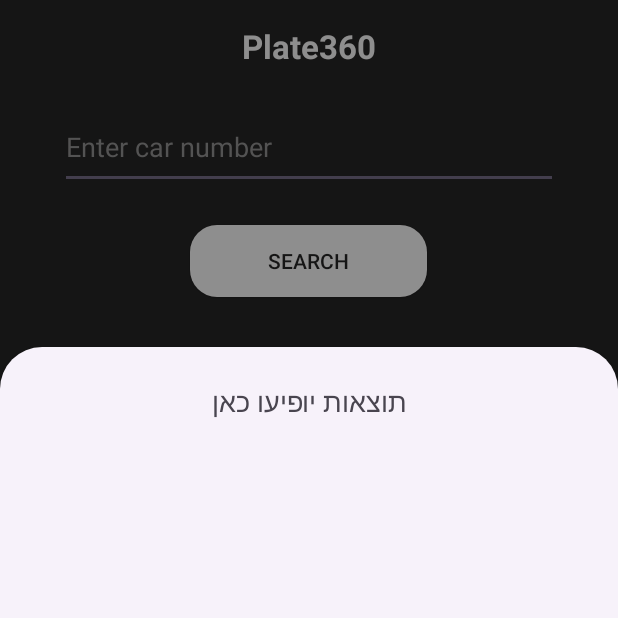
After one commit to avirandabush/plate-360, an Android app: the fragment ResultScreen placed in its activity, on a phone screen of 412 x 824 dp, the top half of it. The commit adds this screen. Run offline under Robolectric (Android 15) with nearby library versions, the light colour scheme and no system bars.

Commit message:
move to MVVM structure.

```diff
--- a/app/src/main/AndroidManifest.xml
+++ b/app/src/main/AndroidManifest.xml
@@ -12,7 +12,7 @@
         android:supportsRtl="true"
         android:theme="@style/Theme.Plate360">
         <activity
-            android:name=".MainActivity"
+            android:name=".ui.MainActivity"
             android:exported="true">
             <intent-filter>
                 <action android:name="android.intent.action.MAIN" />
--- /dev/null
+++ b/app/src/main/java/com/avirandabush/plate360/data/VehicleRepository.kt
@@ -0,0 +1,20 @@
+package com.avirandabush.plate360.data
+
+import com.avirandabush.plate360.model.*
+import com.avirandabush.plate360.network.RetrofitClient
+import retrofit2.Call
+
+class VehicleRepository {
+    private val govApi = RetrofitClient.govApi
+
+    private val vehicleResourceId = "053cea08-09bc-40ec-8f7a-156f0677aff3"
+    private val historyResourceId = "56063a99-8a3e-4ff4-912e-5966c0279bad"
+
+    fun searchVehicle(plate: String): Call<ApiResponse<VehicleRecord>> {
+        return govApi.searchVehicle(vehicleResourceId, plate)
+    }
+
+    fun getVehicleHistory(plate: String): Call<ApiResponse<VehicleHistory>> {
+        return govApi.getVehicleHistory(historyResourceId, plate)
+    }
+}
--- a/app/src/main/java/com/avirandabush/plate360/network/ApiResponse.kt
+++ b/app/src/main/java/com/avirandabush/plate360/model/ApiResponse.kt
@@ -1,4 +1,4 @@
-package com.avirandabush.plate360.network
+package com.avirandabush.plate360.model
 
 data class ApiResponse<T>(
     val result: ResultData<T>
--- a/app/src/main/java/com/avirandabush/plate360/model/VehicleRecord.kt
+++ b/app/src/main/java/com/avirandabush/plate360/model/VehicleRecord.kt
@@ -24,5 +24,5 @@
     val sug_delek_nm: String?,
     val horaat_rishum: String?,
     val moed_aliya_lakvish: String?,
-    val kinuy_mishari: String?
+    val kinuy_mishari: String?,
 )
--- a/app/src/main/java/com/avirandabush/plate360/network/GovApi.kt
+++ b/app/src/main/java/com/avirandabush/plate360/network/GovApi.kt
@@ -1,7 +1,6 @@
 package com.avirandabush.plate360.network
 
-import com.avirandabush.plate360.model.VehicleRecord
-import com.avirandabush.plate360.model.VehicleHistory
+import com.avirandabush.plate360.model.*
 import retrofit2.Call
 import retrofit2.http.GET
 import retrofit2.http.Query
--- /dev/null
+++ b/app/src/main/java/com/avirandabush/plate360/ui/MainActivity.kt
@@ -0,0 +1,94 @@
+package com.avirandabush.plate360.ui
+
+import android.os.Bundle
+import android.view.inputmethod.EditorInfo
+import android.view.inputmethod.InputMethodManager
+import android.widget.Button
+import android.widget.EditText
+import android.widget.TextView
+import androidx.activity.enableEdgeToEdge
+import androidx.activity.viewModels
+import androidx.appcompat.app.AppCompatActivity
+import androidx.core.view.ViewCompat
+import androidx.core.view.WindowInsetsCompat
+import com.avirandabush.plate360.R
+
+class MainActivity : AppCompatActivity() {
+
+    private lateinit var inputPlate: EditText
+    private lateinit var btnSearch: Button
+    private lateinit var textResult: TextView
+    private val viewModel: MainViewModel by viewModels()
+
+    override fun onCreate(savedInstanceState: Bundle?) {
+        super.onCreate(savedInstanceState)
+        enableEdgeToEdge()
+        setContentView(R.layout.activity_main)
+
+        ViewCompat.setOnApplyWindowInsetsListener(findViewById(R.id.main)) { v, insets ->
+            val systemBars = insets.getInsets(WindowInsetsCompat.Type.systemBars())
+            v.setPadding(systemBars.left, systemBars.top, systemBars.right, systemBars.bottom)
+            insets
+        }
+
+        inputPlate = findViewById(R.id.input_plate)
+        btnSearch = findViewById(R.id.btn_search)
+        textResult = findViewById(R.id.text_result)
+
+        btnSearch.setOnClickListener {
+            handleSearch()
+        }
+
+        inputPlate.setOnEditorActionListener { _, actionId, _ ->
+            if (actionId == EditorInfo.IME_ACTION_SEARCH) {
+                handleSearch()
+                true
+            } else false
+        }
+
+        observeViewModel()
+    }
+
+    private fun handleSearch() {
+        val plate = inputPlate.text.toString().trim()
+        if (plate.isNotEmpty()) {
+            viewModel.searchCar(plate)
+            hideKeyboard()
+        } else {
+            textResult.text = "אנא הזן מספר רכב"
+        }
+    }
+
+    private fun observeViewModel() {
+        viewModel.vehicle.observe(this) { record ->
+            if (record != null) {
+                val resultScreen = ResultScreen()
+                resultScreen.show(supportFragmentManager, "ResultScreen")
+//                textResult.text = """
+//                    יצרן: ${record.tozeret_nm}
+//                    דגם: ${record.sug_degem_nm}
+//                    שנת ייצור: ${record.shnat_yitzur}
+//                    סוג דלק: ${record.sug_delek_nm}
+//                """.trimIndent()
+            }
+        }
+
+        viewModel.history.observe(this) { history ->
+            history?.let {
+                textResult.append(
+                    "\n\nהיסטוריה:\nק״מ אחרון: ${it.kilometer_test_aharon ?: "לא זמין"}\n" +
+                            "רישום ראשון: ${it.rishum_rishon_dt ?: "לא זמין"}"
+                )
+            }
+        }
+
+        viewModel.error.observe(this) { errorMsg ->
+            textResult.append("\n\n$errorMsg")
+        }
+    }
+
+    private fun hideKeyboard() {
+        val imm = getSystemService(INPUT_METHOD_SERVICE) as InputMethodManager
+        imm.hideSoftInputFromWindow(inputPlate.windowToken, 0)
+    }
+}
--- /dev/null
+++ b/app/src/main/java/com/avirandabush/plate360/ui/MainViewModel.kt
@@ -0,0 +1,69 @@
+package com.avirandabush.plate360.ui
+
+import androidx.lifecycle.LiveData
+import androidx.lifecycle.MutableLiveData
+import androidx.lifecycle.ViewModel
+import com.avirandabush.plate360.model.*
+import com.avirandabush.plate360.data.VehicleRepository
+import retrofit2.Call
+import retrofit2.Callback
+import retrofit2.Response
+
+class MainViewModel : ViewModel() {
+
+    private val repository = VehicleRepository()
+
+    private val _vehicle = MutableLiveData<VehicleRecord?>()
+    val vehicle: LiveData<VehicleRecord?> get() = _vehicle
+
+    private val _history = MutableLiveData<VehicleHistory?>()
+    val history: LiveData<VehicleHistory?> get() = _history
+
+    private val _error = MutableLiveData<String>()
+    val error: LiveData<String> get() = _error
+
+    fun searchCar(plate: String) {
+        repository.searchVehicle(plate).enqueue(object : Callback<ApiResponse<VehicleRecord>> {
+            override fun onResponse(
+                call: Call<ApiResponse<VehicleRecord>>,
+                response: Response<ApiResponse<VehicleRecord>>
+            ) {
+                if (response.isSuccessful) {
+                    val record = response.body()?.result?.records?.firstOrNull()
+                    _vehicle.postValue(record)
+
+                    // אם מצאנו רכב – נמשוך גם היסטוריה
+                    if (record != null) {
+                        loadHistory(plate)
+                    }
+                } else {
+                    _error.postValue("שגיאה בקבלת נתוני רכב: ${response.code()}")
+                }
+            }
+
+            override fun onFailure(call: Call<ApiResponse<VehicleRecord>>, t: Throwable) {
+                _error.postValue("שגיאה: ${t.message}")
+            }
+        })
+    }
+
+    private fun loadHistory(plate: String) {
+        repository.getVehicleHistory(plate).enqueue(object : Callback<ApiResponse<VehicleHistory>> {
+            override fun onResponse(
+                call: Call<ApiResponse<VehicleHistory>>,
+                response: Response<ApiResponse<VehicleHistory>>
+            ) {
+                if (response.isSuccessful) {
+                    val history = response.body()?.result?.records?.firstOrNull()
+                    _history.postValue(history)
+                } else {
+                    _error.postValue("שגיאה בטעינת היסטוריה: ${response.code()}")
+                }
+            }
+
+            override fun onFailure(call: Call<ApiResponse<VehicleHistory>>, t: Throwable) {
+                _error.postValue("שגיאה בטעינת היסטוריה: ${t.message}")
+            }
+        })
+    }
+}
--- /dev/null
+++ b/app/src/main/java/com/avirandabush/plate360/ui/ResultScreen.kt
@@ -0,0 +1,18 @@
+package com.avirandabush.plate360.ui
+
+import android.os.Bundle
+import android.view.LayoutInflater
+import android.view.View
+import android.view.ViewGroup
+import com.avirandabush.plate360.R
+import com.google.android.material.bottomsheet.BottomSheetDialogFragment
+
+class ResultScreen : BottomSheetDialogFragment() {
+
+    override fun onCreateView(
+        inflater: LayoutInflater, container: ViewGroup?,
+        savedInstanceState: Bundle?
+    ): View {
+        return inflater.inflate(R.layout.result_screen, container, false)
+    }
+}
--- a/app/src/main/res/layout/activity_main.xml
+++ b/app/src/main/res/layout/activity_main.xml
@@ -6,7 +6,7 @@
     android:layout_width="match_parent"
     android:layout_height="match_parent"
     android:background="#0D1B2A"
-    tools:context=".MainActivity">
+    tools:context=".ui.MainActivity">
 
     <LinearLayout
         android:layout_width="match_parent"
--- /dev/null
+++ b/app/src/main/res/layout/result_screen.xml
@@ -0,0 +1,28 @@
+<?xml version="1.0" encoding="utf-8"?>
+<androidx.constraintlayout.widget.ConstraintLayout xmlns:android="http://schemas.android.com/apk/res/android"
+    xmlns:app="http://schemas.android.com/apk/res-auto"
+    android:layout_width="match_parent"
+    android:layout_height="match_parent">
+
+    <LinearLayout
+        android:layout_width="match_parent"
+        android:layout_height="wrap_content"
+        android:layout_marginBottom="659dp"
+        android:orientation="vertical"
+        android:padding="24dp"
+        app:layout_constraintBottom_toBottomOf="parent"
+        app:layout_constraintEnd_toEndOf="parent"
+        app:layout_constraintStart_toStartOf="parent"
+        app:layout_constraintTop_toTopOf="parent">
+
+        <TextView
+            android:id="@+id/text_placeholder"
+            android:layout_width="match_parent"
+            android:layout_height="wrap_content"
+            android:gravity="center"
+            android:text="תוצאות יופיעו כאן"
+            android:textSize="18sp" />
+
+    </LinearLayout>
+
+</androidx.constraintlayout.widget.ConstraintLayout>
```
Also changed, not shown: app/src/main/java/com/avirandabush/plate360/MainActivity.kt (deleted, +0 -138 lines), app/src/main/java/com/avirandabush/plate360/utils/Resource.kt (added, +7 -0 lines), app/src/main/java/com/avirandabush/plate360/model/VehicleHistory.kt (line endings or trailing spaces).
